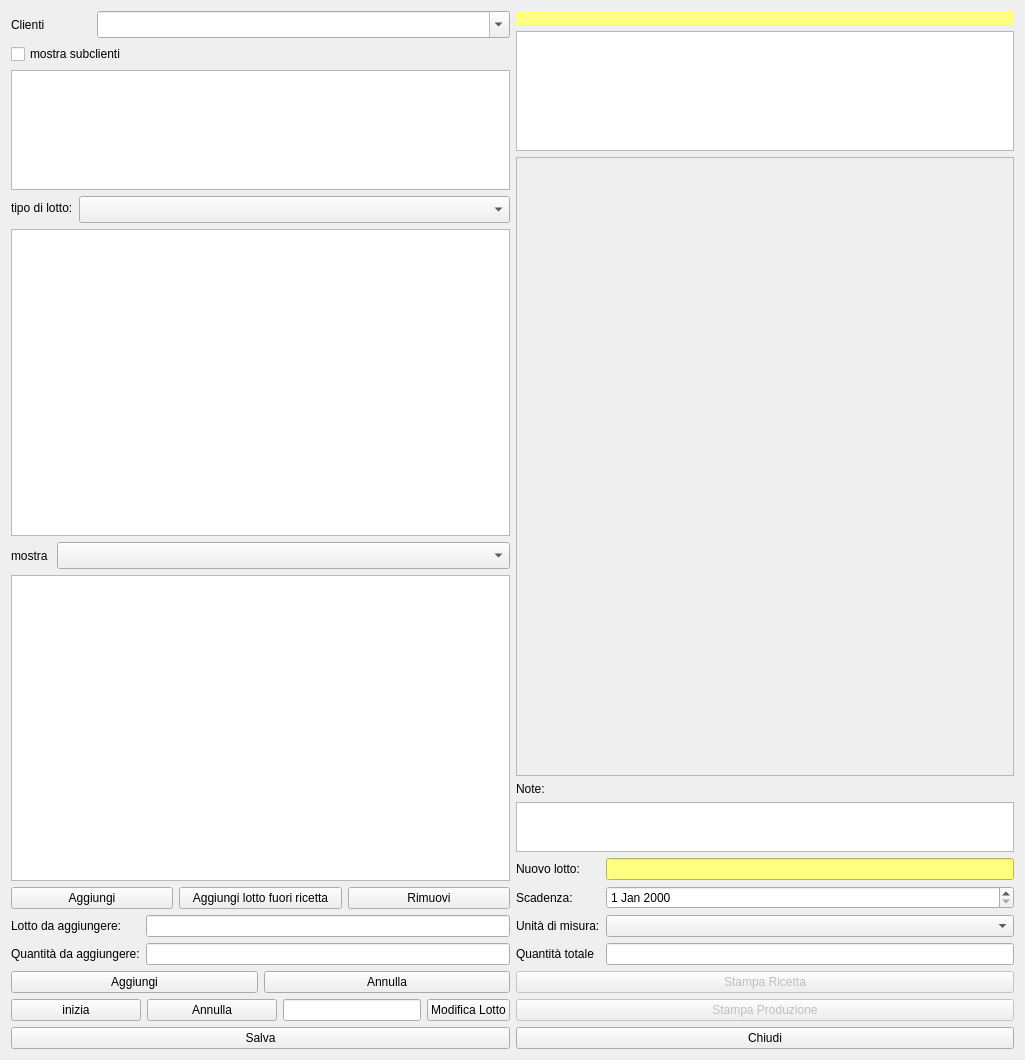
Qt form hproduction.ui (fblabs/hamlet-mod-sancon) before a commit.
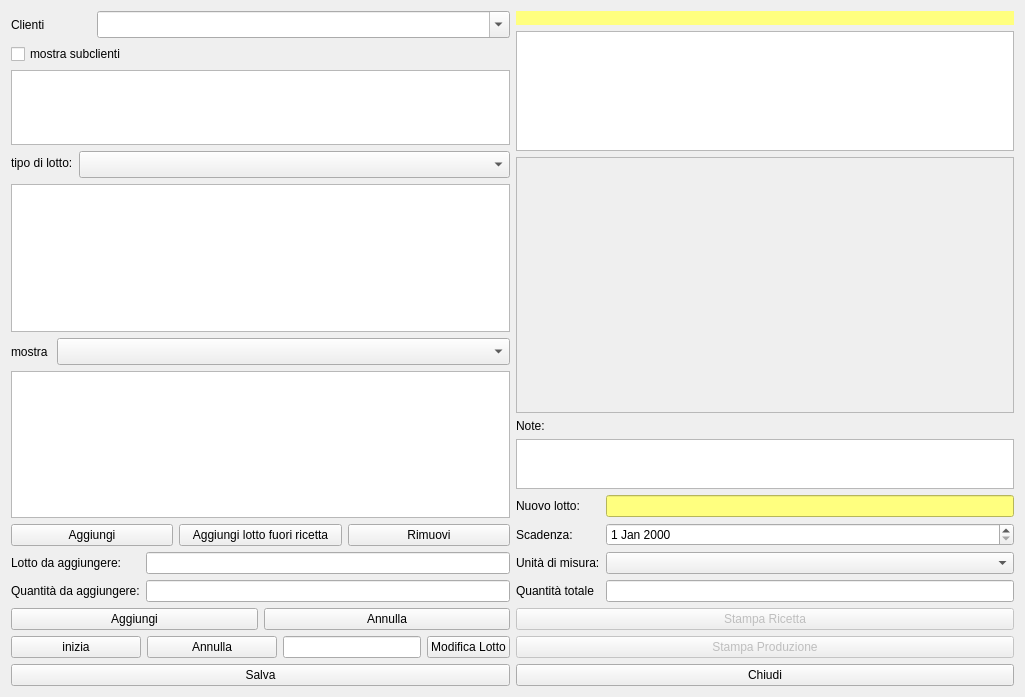
The same form after that commit. Icons and pictures are not drawn.

Patch:
```diff
--- a/hproduction.ui
+++ b/hproduction.ui
@@ -10,7 +10,7 @@
     <x>0</x>
     <y>0</y>
     <width>1025</width>
-    <height>1060</height>
+    <height>697</height>
    </rect>
   </property>
   <property name="windowTitle">
```
Left out of the diff: 20 changed lines with no effect on the pictures.
